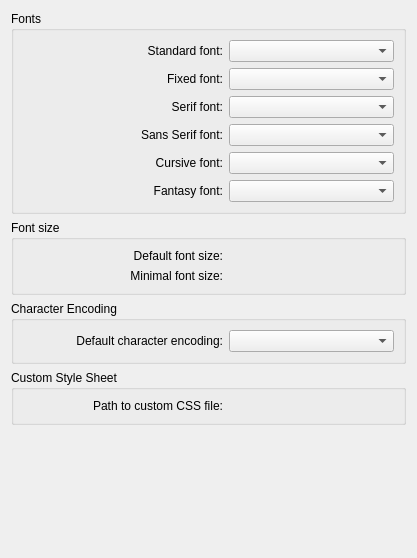
KDE/rekonq, file src/settings/settings_appearance.ui: the form before one commit.
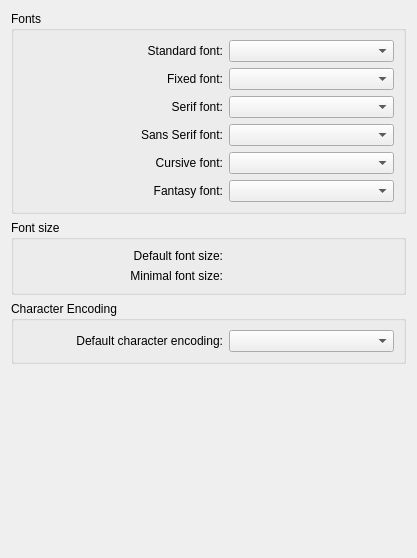
The form after the commit. Custom widgets are drawn as their Qt base class.

Commit message: Move "custom CSS path" from Appearance to Advanced settings

```diff
--- a/src/settings/settings_appearance.ui
+++ b/src/settings/settings_appearance.ui
@@ -270,47 +270,6 @@
      </layout>
     </widget>
    </item>
-   <item>
-    <widget class="QGroupBox" name="groupBox_3">
-     <property name="title">
-      <string>Custom Style Sheet</string>
-     </property>
-     <layout class="QFormLayout" name="formLayout_3">
-      <property name="fieldGrowthPolicy">
-       <enum>QFormLayout::ExpandingFieldsGrow</enum>
-      </property>
-      <item row="0" column="0">
-       <widget class="QLabel" name="label_5">
-        <property name="sizePolicy">
-         <sizepolicy hsizetype="Fixed" vsizetype="Preferred">
-          <horstretch>0</horstretch>
-          <verstretch>0</verstretch>
-         </sizepolicy>
-        </property>
-        <property name="minimumSize">
-         <size>
-          <width>200</width>
-          <height>0</height>
-         </size>
-        </property>
-        <property name="text">
-         <string>Path to custom CSS file:</string>
-        </property>
-        <property name="alignment">
-         <set>Qt::AlignRight|Qt::AlignTrailing|Qt::AlignVCenter</set>
-        </property>
-       </widget>
-      </item>
-      <item row="0" column="1">
-       <widget class="KUrlRequester" name="kcfg_userCSS">
-        <property name="filter">
-         <string>*.css</string>
-        </property>
-       </widget>
-      </item>
-     </layout>
-    </widget>
-   </item>
    <item>
     <spacer name="verticalSpacer_3">
      <property name="orientation">
@@ -337,11 +296,6 @@
    <extends>QComboBox</extends>
    <header>kcombobox.h</header>
   </customwidget>
-  <customwidget>
-   <class>KUrlRequester</class>
-   <extends>QFrame</extends>
-   <header>kurlrequester.h</header>
-  </customwidget>
   <customwidget>
    <class>KIntNumInput</class>
    <extends>QWidget</extends>
```
The commit also changes 1 other file.
